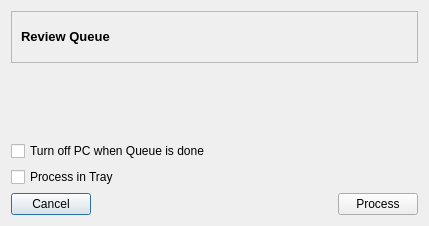
Above: trunk/ui/reviewQueueDialog.ui from drf/shaman1 before the change. Below: the same form after it.
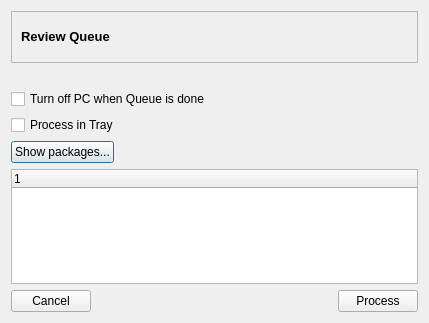
That is the form after the change. Icons and pictures are not drawn.

Patch:
```diff
--- a/trunk/ui/reviewQueueDialog.ui
+++ b/trunk/ui/reviewQueueDialog.ui
@@ -6,7 +6,7 @@
     <x>0</x>
     <y>0</y>
     <width>429</width>
-    <height>226</height>
+    <height>323</height>
    </rect>
   </property>
   <property name="windowTitle" >
@@ -36,6 +36,42 @@
        </property>
       </widget>
      </item>
+     <item>
+      <layout class="QHBoxLayout" >
+       <item>
+        <widget class="QPushButton" name="showPackages" >
+         <property name="text" >
+          <string>Show packages...</string>
+         </property>
+         <property name="checkable" >
+          <bool>true</bool>
+         </property>
+        </widget>
+       </item>
+       <item>
+        <spacer>
+         <property name="orientation" >
+          <enum>Qt::Horizontal</enum>
+         </property>
+         <property name="sizeHint" >
+          <size>
+           <width>40</width>
+           <height>20</height>
+          </size>
+         </property>
+        </spacer>
+       </item>
+      </layout>
+     </item>
+     <item>
+      <widget class="QTreeWidget" name="treeWidget" >
+       <column>
+        <property name="text" >
+         <string>1</string>
+        </property>
+       </column>
+      </widget>
+     </item>
      <item>
       <layout class="QHBoxLayout" >
        <item>
```
Left out of the diff: 19 changed lines with no effect on the pictures.
